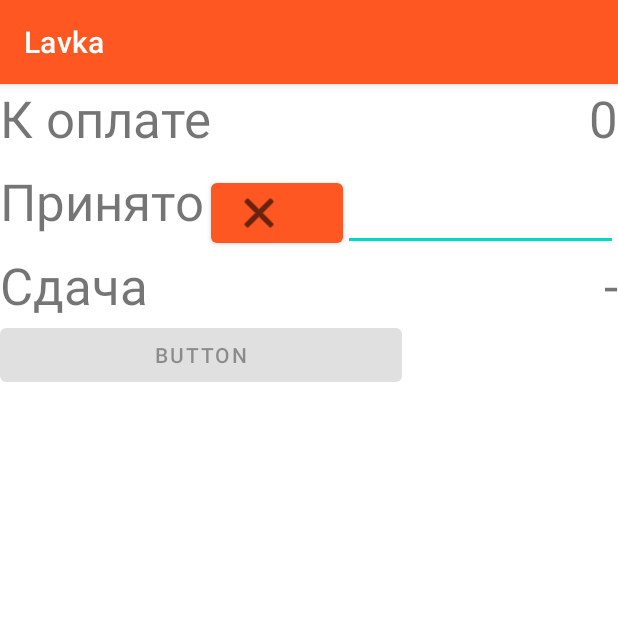
After one commit to afateev/lavka, an Android app: the PayCashActivity screen opened directly, with no data from a screen before it, on a phone screen of 412 x 824 dp, the top half of it. The commit adds this screen. Run offline under Robolectric (Android 15) with nearby library versions, the phone set to English and light mode, and no system bars.

Commit message:
Добавлена активность оплаты наличными.

```diff
--- /dev/null
+++ b/app/src/main/java/ru/ip_fateev/lavka/PayCashActivity.kt
@@ -0,0 +1,97 @@
+package ru.ip_fateev.lavka
+
+import android.content.Intent
+import android.os.Bundle
+import android.text.Editable
+import android.text.InputFilter
+import android.text.Spanned
+import android.text.TextWatcher
+import android.text.method.DigitsKeyListener
+import android.widget.Button
+import android.widget.EditText
+import androidx.appcompat.app.AppCompatActivity
+import androidx.lifecycle.MutableLiveData
+import java.lang.Boolean
+import kotlin.CharSequence
+import kotlin.Int
+import kotlin.String
+import kotlin.arrayOf
+
+
+class PayCashActivity : AppCompatActivity() {
+    companion object {
+        const val EXTRA_AMOUNT = "Amount"
+        const val EXTRA_SUM = "Sum"
+    }
+
+    lateinit var payCashSum: EditText
+    val paySum: MutableLiveData<Double?> by lazy { MutableLiveData<Double?>(null) }
+    lateinit var payCashDone: Button
+
+    override fun onCreate(savedInstanceState: Bundle?) {
+        super.onCreate(savedInstanceState)
+        setContentView(R.layout.activity_pay_cash)
+
+        payCashSum = findViewById(R.id.payCashSum)
+        payCashSum.filters = arrayOf<InputFilter>(
+            object : DigitsKeyListener(Boolean.FALSE, Boolean.TRUE) {
+                var beforeDecimal = 5
+                var afterDecimal = 2
+                override fun filter(
+                    source: CharSequence, start: Int, end: Int,
+                    dest: Spanned, dstart: Int, dend: Int
+                ): CharSequence {
+                    var temp: String = payCashSum.text.toString() + source.toString()
+                    if (temp == ".") {
+                        return "0."
+                    } else if (temp.indexOf(".") == -1) {
+                        // no decimal point placed yet
+                        if (temp.length > beforeDecimal) {
+                            return ""
+                        }
+                    } else {
+                        temp = temp.substring(temp.indexOf(".") + 1)
+                        if (temp.length > afterDecimal) {
+                            return ""
+                        }
+                    }
+                    return source
+                }
+            }
+        )
+        payCashSum.addTextChangedListener(object: TextWatcher{
+            override fun beforeTextChanged(p0: CharSequence?, p1: Int, p2: Int, p3: Int) {
+            }
+
+            override fun onTextChanged(p0: CharSequence?, p1: Int, p2: Int, p3: Int) {
+            }
+
+            override fun afterTextChanged(p0: Editable?) {
+                paySum.value = payCashSum.text.toString().toDoubleOrNull()
+            }
+
+        })
+
+        payCashDone = findViewById(R.id.payCashDone)
+        payCashDone.setOnClickListener {
+            payDone()
+        }
+
+        paySum.observe(this) {
+            if (it != null) {
+                payCashDone.isEnabled = true
+            }
+            else
+            {
+                payCashDone.isEnabled = false
+            }
+        }
+    }
+
+    private fun payDone() {
+        val intent = Intent()
+        intent.putExtra(EXTRA_SUM, paySum.value)
+        setResult(RESULT_OK, intent)
+        finish()
+    }
+}
--- /dev/null
+++ b/app/src/main/res/layout/activity_pay_cash.xml
@@ -0,0 +1,102 @@
+<?xml version="1.0" encoding="utf-8"?>
+<androidx.constraintlayout.widget.ConstraintLayout xmlns:android="http://schemas.android.com/apk/res/android"
+    xmlns:app="http://schemas.android.com/apk/res-auto"
+    xmlns:tools="http://schemas.android.com/tools"
+    android:layout_width="match_parent"
+    android:layout_height="match_parent"
+    tools:context=".PayCashActivity">
+
+    <TableLayout
+        android:layout_width="fill_parent"
+        android:layout_height="match_parent"
+        app:layout_constraintBottom_toBottomOf="parent"
+        app:layout_constraintEnd_toEndOf="parent"
+        app:layout_constraintStart_toStartOf="parent"
+        app:layout_constraintTop_toTopOf="parent">
+
+        <TableRow
+            android:layout_width="match_parent"
+            android:layout_height="match_parent">
+
+            <TextView
+                android:id="@+id/textView5"
+                android:layout_width="match_parent"
+                android:layout_height="wrap_content"
+                android:text="К оплате"
+                android:textSize="34sp" />
+
+            <TextView
+                android:id="@+id/payCashAmount"
+                android:layout_width="match_parent"
+                android:layout_height="wrap_content"
+                android:layout_weight="1"
+                android:gravity="end"
+                android:text="0"
+                android:textSize="34sp" />
+        </TableRow>
+
+        <TableRow
+            android:layout_width="match_parent"
+            android:layout_height="match_parent">
+
+            <TextView
+                android:id="@+id/textView6"
+                android:layout_width="match_parent"
+                android:layout_height="wrap_content"
+                android:text="Принято"
+                android:textSize="34sp" />
+
+            <Button
+                android:id="@+id/button"
+                android:layout_width="wrap_content"
+                android:layout_height="wrap_content"
+                app:icon="@android:drawable/ic_menu_close_clear_cancel" />
+
+            <EditText
+                android:id="@+id/payCashSum"
+                android:layout_width="match_parent"
+                android:layout_height="wrap_content"
+                android:layout_weight="1"
+                android:ems="1"
+                android:gravity="right"
+                android:inputType="numberDecimal"
+                android:textSize="34sp" />
+
+        </TableRow>
+
+        <TableRow
+            android:layout_width="match_parent"
+            android:layout_height="match_parent">
+
+            <TextView
+                android:id="@+id/textView7"
+                android:layout_width="wrap_content"
+                android:layout_height="wrap_content"
+                android:text="Сдача"
+                android:textSize="34sp" />
+
+            <TextView
+                android:id="@+id/payCashChange"
+                android:layout_width="match_parent"
+                android:layout_height="wrap_content"
+                android:layout_weight="1"
+                android:gravity="right"
+                android:text="-"
+                android:textSize="34sp" />
+
+        </TableRow>
+
+        <TableRow
+            android:layout_width="match_parent"
+            android:layout_height="match_parent">
+
+            <Button
+                android:id="@+id/payCashDone"
+                android:layout_width="match_parent"
+                android:layout_height="wrap_content"
+                android:layout_span="3"
+                android:text="Button" />
+        </TableRow>
+    </TableLayout>
+
+</androidx.constraintlayout.widget.ConstraintLayout>
```
Also changed, not shown: app/src/main/AndroidManifest.xml (+7 -6 lines), app/src/main/java/ru/ip_fateev/lavka/PayActivity.kt (+46 -1 lines).
